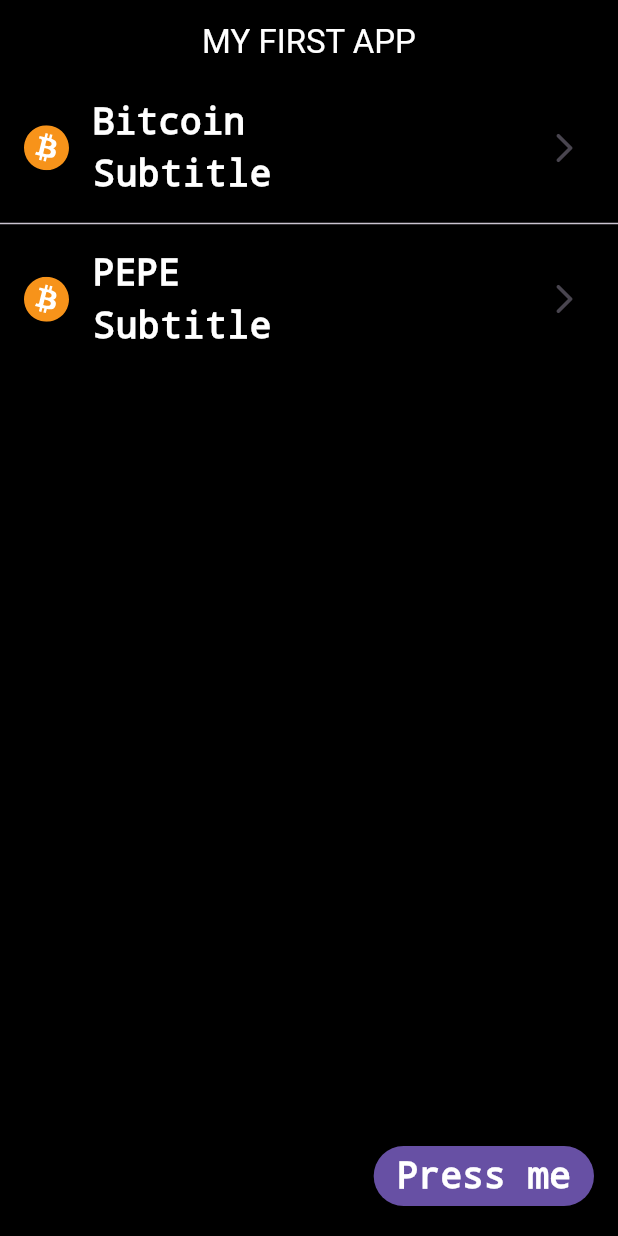
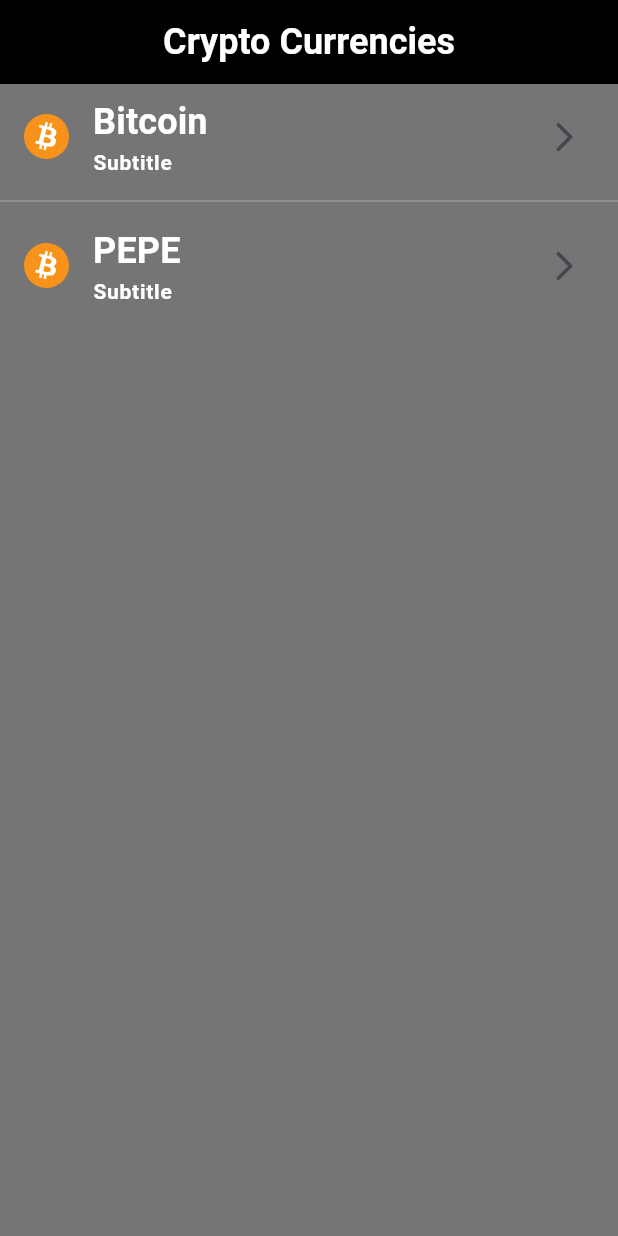
Before and after one commit to Baimukhambet/Flutter-First, a Flutter app: the screen it shows after launch, on a phone screen of 412 x 824 dp. Run offline on Flutter 3.47's test engine with Material 3 defaults, Android fonts, the phone set to English and light mode, and no system bars; our stand-ins replace flutter_svg.

Commit message:
add modules, decompose

```diff
--- /dev/null
+++ b/lib/features/crypto_list/crypto_list.dart
@@ -0,0 +1 @@
+export 'view/view.dart';
--- /dev/null
+++ b/lib/features/crypto_list/view/crypto_list_screen.dart
@@ -0,0 +1,32 @@
+import 'package:flutter/material.dart';
+import 'package:second/features/crypto_list/widgets/widgets.dart';
+
+class CryptoListScreen extends StatefulWidget {
+  const CryptoListScreen({super.key});
+
+  @override
+  State<CryptoListScreen> createState() {
+    return _CryptoListScreenState();
+  }
+}
+
+class _CryptoListScreenState extends State<CryptoListScreen> {
+  final List<String> names = ['Bitcoin', 'PEPE'];
+  late final theme = Theme.of(context);
+
+  @override
+  Widget build(BuildContext context) {
+    return Scaffold(
+      appBar: AppBar(
+        centerTitle: true,
+        shadowColor: Colors.white,
+        title: Text('Crypto Currencies', style: theme.textTheme.titleLarge),
+        backgroundColor: Colors.black,
+      ),
+      body: ListView.separated(
+        itemCount: names.length,
+        separatorBuilder: (context, index) => Divider(color: Theme.of(context).dividerColor),
+        itemBuilder: (context, i) => CryptoCoinTile(name: names[i])),
+    );
+  }
+}
--- /dev/null
+++ b/lib/features/crypto_list/view/view.dart
@@ -0,0 +1 @@
+export 'crypto_list_screen.dart';
--- /dev/null
+++ b/lib/features/crypto_list/widgets/crypto_coin_tile.dart
@@ -0,0 +1,28 @@
+import 'package:flutter/material.dart';
+import 'package:flutter_svg/flutter_svg.dart';
+
+class CryptoCoinTile extends StatelessWidget {
+  const CryptoCoinTile({
+    super.key,
+    required this.name,
+  });
+
+  final String name;
+
+  @override
+  Widget build(BuildContext context) {
+    return ListTile(
+    title: Text(name, style: Theme.of(context).textTheme.labelLarge),
+    subtitle: Text("Subtitle", style: Theme.of(context).textTheme.labelSmall),
+    onTap: () => (
+      Navigator.pushNamed(context, '/coin', arguments: name)
+    ),
+    leading: SvgPicture.asset(
+      'assets/bitcoin_logo.svg',
+      width: 30,
+      height: 30,
+    ),
+    trailing: const Icon(Icons.arrow_forward_ios_rounded),
+          );
+  }
+}
--- /dev/null
+++ b/lib/features/crypto_list/widgets/widgets.dart
@@ -0,0 +1 @@
+export 'crypto_coin_tile.dart';
--- a/lib/main.dart
+++ b/lib/main.dart
@@ -1,77 +1,33 @@
-import 'package:flutter/cupertino.dart';
 import 'package:flutter/material.dart';
-import 'package:flutter_svg/flutter_svg.dart';
+import 'features/crypto_list/crypto_list.dart';
 
 void main() => runApp(MaterialApp(
   routes: {
-    '/':(context) => const MyApp(),
+    '/':(context) => const CryptoListScreen(),
     '/coin':(context) => const SecondRoute()
   },
   theme: ThemeData(
     textTheme:const TextTheme(
+      titleLarge: TextStyle(
+        fontSize: 24,
+        fontWeight: FontWeight.w600,
+        color: Colors.white
+      ),
       labelLarge: TextStyle(
-        fontFamily: "Courier new", fontSize: 24,
+        fontSize: 24,
         fontWeight: FontWeight.bold, color: Colors.white),
       labelSmall: TextStyle(
-        fontFamily: "Courier new", fontSize: 24,
+        fontSize: 14,
         fontWeight: FontWeight.bold, color: Colors.white
       )
     ),
+    scaffoldBackgroundColor: Colors.black54,
+    dividerColor: Colors.white24,
+    appBarTheme: const AppBarTheme(backgroundColor: Colors.black54)
   )
 ));
 
-class MyApp extends StatefulWidget {
-  const MyApp({super.key});
 
-  @override
-  State<MyApp> createState() {
-    return _MyAppState();
-  }
-}
-
-class _MyAppState extends State<MyApp> {
-  final List<String> names = ['Bitcoin', 'PEPE'];
-
-  void _buttonPressed() {
-    setState(() =>
-      names.add('New Name')
-    );
-  }
-
-  @override
-  Widget build(BuildContext context) {
-    return Scaffold(
-      appBar: AppBar(
-        centerTitle: true,
-        title: const Text('MY FIRST APP', style: TextStyle(
-          color: Colors.white
-        ),),
-        backgroundColor: Colors.black,
-      ),
-      body: ListView.separated(
-        itemCount: names.length,
-        separatorBuilder: (context, index) => const Divider(),
-        itemBuilder: (context, i) => ListTile(
-        title: Text(names[i], style: Theme.of(context).textTheme.labelLarge),
-        subtitle: Text("Subtitle", style: Theme.of(context).textTheme.labelSmall),
-        onTap: () => (
-          Navigator.pushNamed(context, '/coin', arguments: names[i])
-        ),
-        leading: SvgPicture.asset(
-          'assets/bitcoin_logo.svg',
-          width: 30,
-          height: 30,
-        ),
-        trailing: const Icon(Icons.arrow_forward_ios_rounded),
-      )),
-      backgroundColor: Colors.black,
-      floatingActionButton: FilledButton(
-        onPressed: _buttonPressed,
-        child: const Text('Press me'),
-      ),
-    );
-  }
-}
 
 class SecondRoute extends StatefulWidget {
   const SecondRoute({super.key});
@@ -100,7 +56,7 @@ class _SecondRouteState extends State<SecondRoute> {
     return MaterialApp(
       home: Scaffold(
         appBar: AppBar(
-          title: Text(name, style: TextStyle(color: Colors.white)),
+          title: Text(name, style: const TextStyle(color: Colors.white)),
           centerTitle: true,
           backgroundColor: Colors.black,
 
```
Also changed, not shown: 1 other file.
